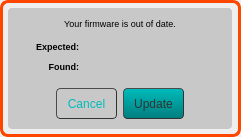
Old version of the form standalone/ezpz/forms/fwoodformWin.ui in the repository Muse-Kinetics/softstep_editor.
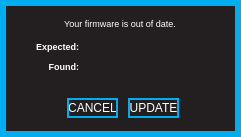
New version of the form.

Commit message: Ported all the ezpz .ui forms to windows. Fixed all font sizes as well as  label placement/size in a few places to make windows match mac layout.

```diff
--- a/standalone/ezpz/forms/fwoodformWin.ui
+++ b/standalone/ezpz/forms/fwoodformWin.ui
@@ -13,6 +13,112 @@
   <property name="windowTitle">
    <string>Form</string>
   </property>
+  <property name="styleSheet">
+   <string notr="true">QWidget
+{
+	background:		rgba(35,31,32,255);
+	border: 6px solid rgba(0,174,239,255);
+}  
+
+QWidget:hover
+{
+	/*border:				3px solid rgb(0, 126, 126)*/
+}        
+
+/* ---------- QLabels ------------*/
+QLabel
+{
+	background:		rgba(0,0,0,0);
+	color: 				white;
+	font: 				7pt &quot;Futura&quot;;
+	border:				none;
+}
+
+QLabel:hover
+{
+	border:				none;
+}  
+
+/* ---------- QSpinBox ------------*/
+QSpinBox
+{
+	font: 7pt &quot;Futura&quot;;
+	border: 2px solid rgb(0,174,239);
+	background-color: rgba(0, 0, 0, 255);
+	color: white;
+	padding:0, 3, 0, 0;
+}
+
+QSpinBox::focus
+{
+	border: none;
+	outline: none;
+}
+
+/* ---------- QLineEdit ------------*/
+QLineEdit
+{
+	font: 7pt &quot;Futura&quot;;
+	background: rgba(0,174,239,0);
+	border: 2px solid rgba(0,174,239,255);
+	border-radius: 0px;
+	color: white;
+	padding-left: 2px;
+	padding-bottom: 2px;
+}
+
+QLineEdit:focus
+{
+	font: 7pt &quot;Futura&quot;;
+	background: rgba(0,174,239,0);
+	border: 2px solid white;
+	border-radius: 0px;
+	color: white;
+	padding-left: 2px;
+	padding-bottom: 2px;
+}
+
+/* ---------- QCheckBox ------------*/
+QCheckBox
+{
+	font: 7pt &quot;Futura&quot;;
+	background:rgba(0,174,239,0);
+	color: white;
+	padding:0, 3, 0, 0;
+	border: none;
+}
+
+QCheckBox:focus
+{
+	background:rgba(0,174,239,0);
+}
+
+
+/* ------- QStackedWidget ---------*/
+QStackedWidget
+{
+border-top: 1px solid white;
+background: black;
+}
+
+/*---------- QPushButton ---------*/
+QPushButton
+{
+	border: 2px solid rgba(0,174,239,255);
+	font: 7pt &quot;Futura&quot;;
+	color: white;
+}
+
+QPushButton:pressed
+{
+	border: 2px solid white;
+	font: 7pt &quot;Futura&quot;;
+	background: rgba(0,174,239,255);
+	color: white;
+}
+
+</string>
+  </property>
   <widget class="QFrame" name="warningFrame">
    <property name="geometry">
     <rect>
@@ -23,19 +129,7 @@
     </rect>
    </property>
    <property name="styleSheet">
-    <string notr="true">QFrame {
-		background-color: qlineargradient(spread: pan, 
-															x1:0, y1:0, x2:1, y2:1, 
-															stop:0 rgba(100,100, 100, 255), 
-															stop:0.5 rgba(70, 70,70, 255),
-															stop:1 rgba(100,100,100, 255)
-															);
-	border-bottom-left-radius:8.0;
-	border-bottom-right-radius:8.0;
-	border-top-left-radius:8.0;
-	border-top-right-radius:8.0;
-	border: 3px solid rgb(255, 70, 0);
-}</string>
+    <string notr="true"/>
    </property>
    <property name="frameShape">
     <enum>QFrame::StyledPanel</enum>
@@ -54,7 +148,7 @@
     </property>
     <property name="styleSheet">
      <string notr="true">QFrame {
-	background:rgba(200, 200, 200, 255);
+	background:rgba(200, 200, 200, 0);
 	border-bottom-left-radius:4.0;
 	border-bottom-right-radius:4.0;
 	border-top-left-radius:4.0;
@@ -74,30 +168,17 @@
     <widget class="QPushButton" name="update">
      <property name="geometry">
       <rect>
-       <x>115</x>
-       <y>80</y>
-       <width>61</width>
-       <height>31</height>
+       <x>120</x>
+       <y>90</y>
+       <width>51</width>
+       <height>20</height>
       </rect>
      </property>
      <property name="styleSheet">
-      <string notr="true">QPushButton {
-	font-family: &quot;Arial&quot;;
-	font-size: 12px;
-	background-color: qlineargradient(spread:repeat, x1:1, y1:0, x2:1, y2:1, stop:1 rgb(0, 126, 126), stop:0 rgb(0, 187, 187));
-	border-style: outset;
-	border-radius: 4.0;
-	border-width: 1px;
-	border-color: rgb(50, 50, 50);
-	color: rgba(50,50,50);
-}
-
-QPushButton:pressed {
-	background-color: qlineargradient(spread:repeat, x1:1, y1:0, x2:1, y2:1, stop:0 rgb(0, 126, 126), stop:1 rgb(0, 187, 187));
-}</string>
+      <string notr="true"/>
      </property>
      <property name="text">
-      <string>Update</string>
+      <string>UPDATE</string>
      </property>
     </widget>
     <widget class="QLabel" name="label">
@@ -208,37 +289,17 @@
     <widget class="QPushButton" name="cancel">
      <property name="geometry">
       <rect>
-       <x>48</x>
-       <y>80</y>
-       <width>61</width>
-       <height>31</height>
+       <x>59</x>
+       <y>90</y>
+       <width>51</width>
+       <height>20</height>
       </rect>
      </property>
      <property name="styleSheet">
-      <string notr="true">QPushButton {
-	font-family: &quot;Arial&quot;;
-	font-size: 12px;
-			background-color: qlineargradient(spread: pan, 
-															x1:1, y1:0, x2:1, y2:1, 
-															stop:1 rgba(50,50, 50, 255), 
-															stop:0 rgba(120,120,120, 255)
-															);
-	border-style: outset;
-	border-radius: 4.0;
-	border-width: 1px;
-	border-color: rgb(50, 50, 50);
-	color: rgb(0, 187, 187)
-}
-
-QPushButton:pressed {
-			background-color: qlineargradient(spread: pan, 
-															x1:1, y1:0, x2:1, y2:1, 
-															stop:0 rgba(50,50, 50, 255), 
-															stop:1 rgba(120,120,120, 255)
-															);}</string>
+      <string notr="true"/>
      </property>
      <property name="text">
-      <string>Cancel</string>
+      <string>CANCEL</string>
      </property>
     </widget>
    </widget>
```
Left out of the diff: 27 changed lines with no effect on the pictures. The commit also changes 7 other files.
